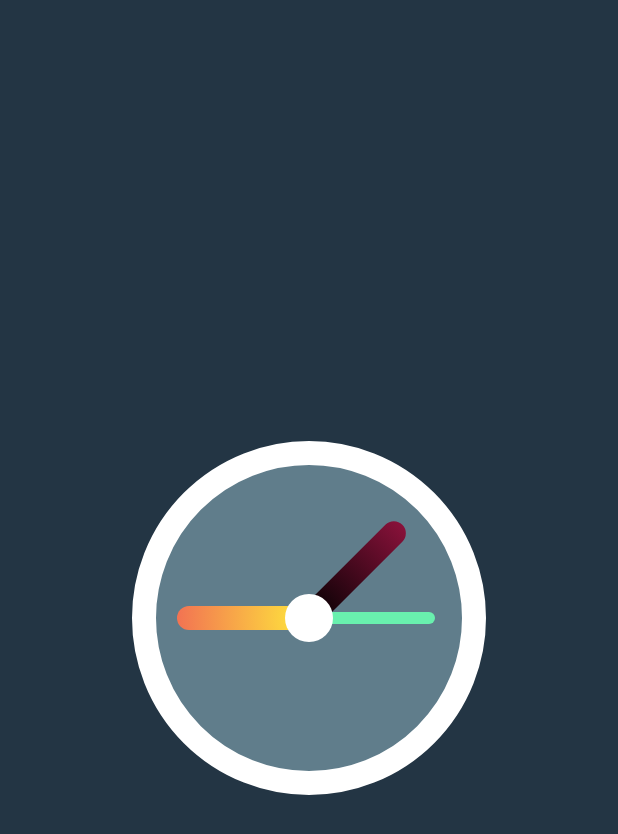
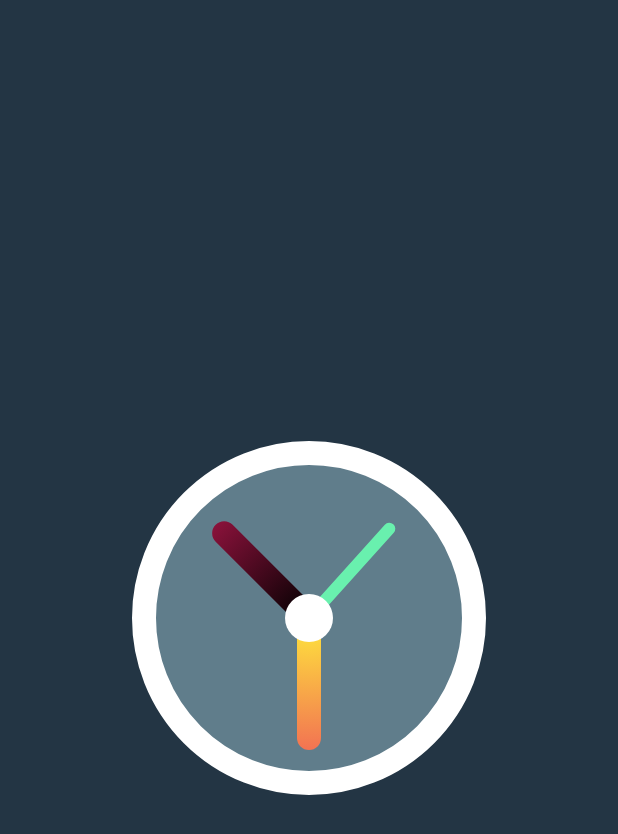
Before and after one commit to Isosa9/equipo2ceutec, a Flutter app: the screen it shows after launch, on a phone screen of 412 x 824 dp. Shown: the top 834 px of the screen. Run offline on Flutter 3.47's test engine with Material 3 defaults, Android fonts, the light colour scheme and no system bars.

Commit message:
automatizacion de calculos

```diff
--- a/lib/clock_view.dart
+++ b/lib/clock_view.dart
@@ -1,4 +1,5 @@
 
+import 'dart:async';
 import 'dart:math';
 
 import 'package:flutter/material.dart';
@@ -9,13 +10,24 @@ class ClockView extends StatefulWidget {
 }
 
 class _ClockViewState extends State<ClockView> {
+  @override void initState() {
+    Timer.periodic(Duration(seconds: 1), (timer){
+      setState(() {
+      });
+    });
+    super.initState();
+  }
+
   @override
   Widget build(BuildContext context) {
     return Container(
       width: 300,
       height: 300,
-      child: CustomPaint(
-        painter: ClockPainter(),
+      child: Transform.rotate(
+        angle: -pi / 2,
+        child: CustomPaint(
+          painter: ClockPainter(),
+        ),
       ),
     );
   }
```
